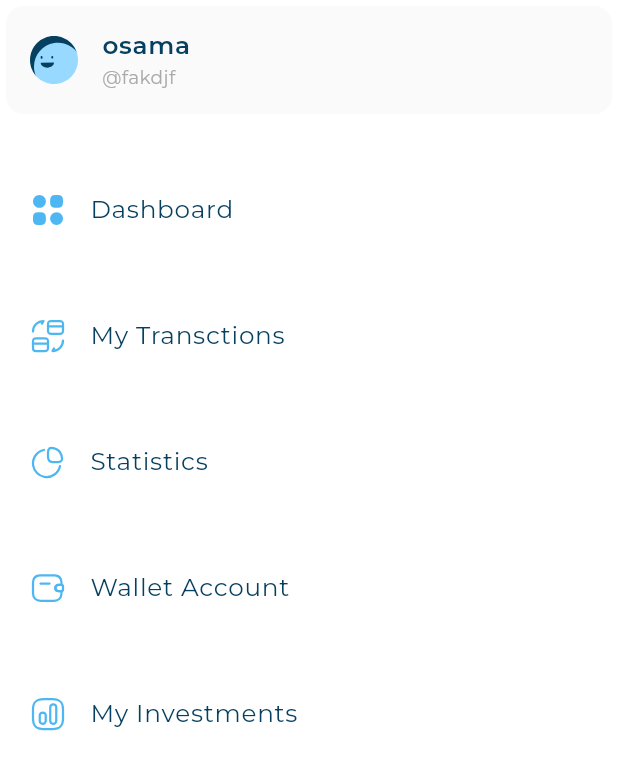
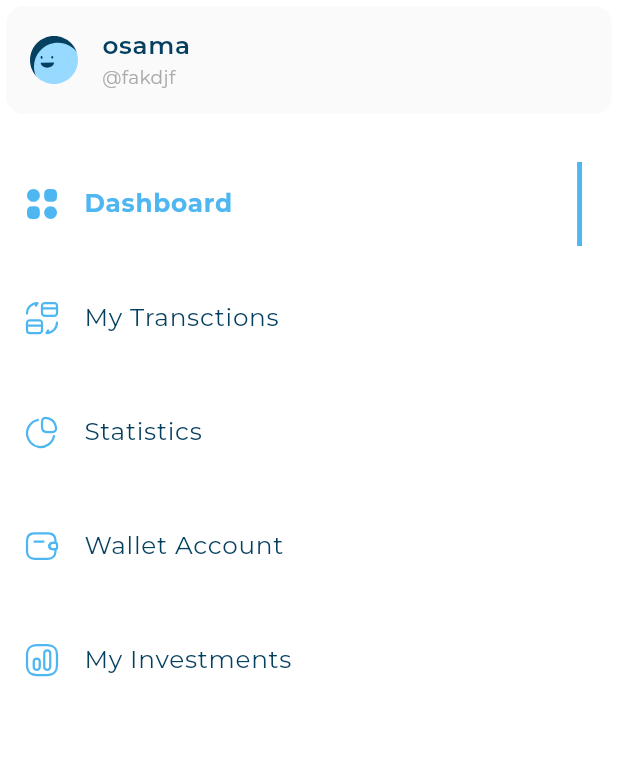
Before and after one commit to osama-sherif/responsive_dashboard, a Flutter app: the CustomDrawer widget shown alone on an empty page, opened directly, on a phone screen of 412 x 824 dp. Shown: the top 770 px of the screen. Run offline on Flutter 3.47's test engine with Material 3 defaults, Android fonts, the phone set to English and light mode, and no system bars; our stand-ins replace flutter_svg; project files that could hold a hidden picture were left out.

Commit message:
finish drawer item state

```diff
--- /dev/null
+++ b/lib/views/widgets/active_and_inactive_item.dart
@@ -0,0 +1,33 @@
+import 'package:adaptive_dashboard/models/drawer_item_model.dart';
+import 'package:adaptive_dashboard/utils/app_styles.dart';
+import 'package:flutter/material.dart';
+import 'package:flutter_svg/svg.dart';
+
+class InActiveDrawerItem extends StatelessWidget {
+  const InActiveDrawerItem({super.key, required this.itemModel});
+
+  final DrawerItemModel itemModel;
+
+  @override
+  Widget build(BuildContext context) {
+    return ListTile(
+      leading: SvgPicture.asset(itemModel.image),
+      title: Text(itemModel.title, style: AppStyles.styleRegular16(context)),
+    );
+  }
+}
+
+class ActiveDrawerItem extends StatelessWidget {
+  const ActiveDrawerItem({super.key, required this.itemModel});
+
+  final DrawerItemModel itemModel;
+
+  @override
+  Widget build(BuildContext context) {
+    return ListTile(
+      leading: SvgPicture.asset(itemModel.image),
+      title: Text(itemModel.title, style: AppStyles.styleBold16(context)),
+      trailing: Container(width: 3.27, color: Color(0xFF4EB7F2)),
+    );
+  }
+}
--- a/lib/views/widgets/custom_drawer.dart
+++ b/lib/views/widgets/custom_drawer.dart
@@ -1,6 +1,5 @@
-import 'package:adaptive_dashboard/models/drawer_item_model.dart';
 import 'package:adaptive_dashboard/utils/images.dart';
-import 'package:adaptive_dashboard/views/widgets/drawer_item.dart';
+import 'package:adaptive_dashboard/views/widgets/drawer_item_list_view.dart';
 import 'package:adaptive_dashboard/views/widgets/user_info_list_tile.dart';
 import 'package:flutter/material.dart';
 
@@ -12,14 +11,6 @@ class CustomDrawer extends StatefulWidget {
 }
 
 class _CustomDrawerState extends State<CustomDrawer> {
-  List<DrawerItemModel> items = const [
-    DrawerItemModel(image: Assets.imagesDashboard, title: 'Dashboard'),
-    DrawerItemModel(image: Assets.imagesMyTransctions, title: 'My Transctions'),
-    DrawerItemModel(image: Assets.imagesStatistics, title: 'Statistics'),
-    DrawerItemModel(image: Assets.imagesWalletAccount, title: 'Wallet Account'),
-    DrawerItemModel(image: Assets.imagesMyInvestments, title: 'My Investments'),
-  ];
-
   @override
   Widget build(BuildContext context) {
     return Container(
@@ -32,19 +23,7 @@ class _CustomDrawerState extends State<CustomDrawer> {
             subtitle: '@fakdjf',
           ),
           SizedBox(height: 8),
-          Expanded(
-            child: ListView.builder(
-              physics: NeverScrollableScrollPhysics(),
-              shrinkWrap: true,
-              itemCount: items.length,
-              itemBuilder: (context, index) {
-                return Padding(
-                  padding: const EdgeInsets.only(top: 20.0),
-                  child: DrawerItem(itemModel: items[index]),
-                );
-              },
-            ),
-          ),
+          DrawerItemListView(),
         ],
       ),
     );
--- a/lib/views/widgets/drawer_item.dart
+++ b/lib/views/widgets/drawer_item.dart
@@ -1,20 +1,21 @@
 import 'package:adaptive_dashboard/models/drawer_item_model.dart';
 import 'package:adaptive_dashboard/utils/app_styles.dart';
+import 'package:adaptive_dashboard/views/widgets/active_and_inactive_item.dart';
 import 'package:flutter/material.dart';
 import 'package:flutter_svg/svg.dart';
 
 class DrawerItem extends StatelessWidget {
-  const DrawerItem({super.key, required this.itemModel});
+  const DrawerItem({
+    super.key,
+    required this.itemModel,
+    required this.isActive,
+  });
   final DrawerItemModel itemModel;
+  final bool isActive;
   @override
   Widget build(BuildContext context) {
-    return Card(
-      color: Color(0xFFFFFFFF),
-      elevation: 0,
-      child: ListTile(
-        leading: SvgPicture.asset(itemModel.image),
-        title: Text(itemModel.title, style: AppStyles.styleRegular16(context)),
-      ),
-    );
+    return isActive
+        ? ActiveDrawerItem(itemModel: itemModel)
+        : InActiveDrawerItem(itemModel: itemModel);
   }
 }
--- /dev/null
+++ b/lib/views/widgets/drawer_item_list_view.dart
@@ -0,0 +1,48 @@
+import 'package:adaptive_dashboard/models/drawer_item_model.dart';
+import 'package:adaptive_dashboard/utils/images.dart';
+import 'package:adaptive_dashboard/views/widgets/drawer_item.dart';
+import 'package:flutter/material.dart';
+
+class DrawerItemListView extends StatefulWidget {
+  const DrawerItemListView({super.key});
+
+  @override
+  State<DrawerItemListView> createState() => _DrawerItemListViewState();
+}
+
+class _DrawerItemListViewState extends State<DrawerItemListView> {
+  int itemIndex = 0;
+  final List<DrawerItemModel> items = const [
+    DrawerItemModel(image: Assets.imagesDashboard, title: 'Dashboard'),
+    DrawerItemModel(image: Assets.imagesMyTransctions, title: 'My Transctions'),
+    DrawerItemModel(image: Assets.imagesStatistics, title: 'Statistics'),
+    DrawerItemModel(image: Assets.imagesWalletAccount, title: 'Wallet Account'),
+    DrawerItemModel(image: Assets.imagesMyInvestments, title: 'My Investments'),
+  ];
+  @override
+  Widget build(BuildContext context) {
+    return ListView.builder(
+      physics: NeverScrollableScrollPhysics(),
+      shrinkWrap: true,
+      itemCount: items.length,
+      itemBuilder: (context, index) {
+        return Padding(
+          padding: const EdgeInsets.only(top: 20.0),
+          child: GestureDetector(
+            onTap: () {
+              if (itemIndex != index) {
+                setState(() {
+                  itemIndex = index;
+                });
+              }
+            },
+            child: DrawerItem(
+              itemModel: items[index],
+              isActive: itemIndex == index,
+            ),
+          ),
+        );
+      },
+    );
+  }
+}
```
